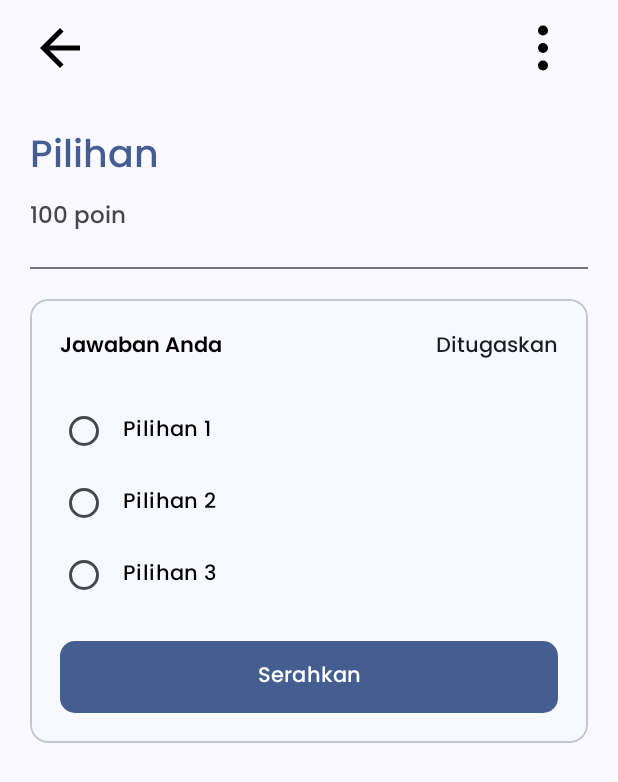
After one commit to Zierch/StudyConnect, an Android app: the layout jawaban_pilihan_dialog.xml on its own in the app's theme, with its tools: preview values and no code run, on a phone screen of 412 x 824 dp. The commit adds this screen. Shown: the top 782 px of the screen. Run offline under Robolectric (Android 15) with nearby library versions, the phone set to English and light mode, and no system bars.

Commit message:
add desain detail_tugas_student.xml dan jawaban_pilihan_dialog.xml

```diff
--- /dev/null
+++ b/app/src/main/res/drawable/baseline_keyboard_arrow_up_24.xml
@@ -0,0 +1,5 @@
+<vector xmlns:android="http://schemas.android.com/apk/res/android" android:height="24dp" android:tint="#000000" android:viewportHeight="24" android:viewportWidth="24" android:width="24dp">
+
+    <path android:fillColor="@android:color/white" android:pathData="M7.41,15.41L12,10.83l4.59,4.58L18,14l-6,-6 -6,6z"/>
+
+</vector>
--- /dev/null
+++ b/app/src/main/res/layout/jawaban_pilihan_dialog.xml
@@ -0,0 +1,150 @@
+<?xml version="1.0" encoding="utf-8"?>
+<androidx.constraintlayout.widget.ConstraintLayout xmlns:android="http://schemas.android.com/apk/res/android"
+    xmlns:app="http://schemas.android.com/apk/res-auto"
+    xmlns:tools="http://schemas.android.com/tools"
+    android:layout_width="match_parent"
+    android:layout_height="match_parent">
+
+    <androidx.appcompat.widget.Toolbar
+        android:id="@+id/toolbar"
+        android:layout_width="match_parent"
+        android:layout_height="wrap_content"
+        android:background="@color/md_theme_background"
+        android:paddingStart="20dp"
+        android:theme="@style/ThemeOverlay.AppCompat.ActionBar"
+        app:layout_constraintEnd_toEndOf="parent"
+        app:layout_constraintStart_toStartOf="parent"
+        app:layout_constraintTop_toTopOf="parent"
+        tools:ignore="RtlSymmetry">
+
+        <ImageView
+            android:layout_width="40dp"
+            android:layout_height="40dp"
+            android:background="@drawable/baseline_arrow_back_24"
+            android:backgroundTint="@color/black"
+            android:contentDescription="@string/back" />
+
+        <ImageView
+            android:id="@+id/settings_esai"
+            android:layout_width="40dp"
+            android:layout_height="40dp"
+            android:layout_gravity="end"
+            android:layout_marginEnd="30dp"
+            android:background="@drawable/ic_more"
+            android:backgroundTint="@color/black"
+            android:contentDescription="@string/text_settings" />
+
+    </androidx.appcompat.widget.Toolbar>
+
+    <TextView
+        android:id="@+id/textView4"
+        android:layout_width="wrap_content"
+        android:layout_height="wrap_content"
+        android:layout_margin="20dp"
+        android:text="@string/text_pilihan"
+        android:textColor="@color/md_theme_primary"
+        android:textSize="25sp"
+        app:layout_constraintStart_toStartOf="parent"
+        app:layout_constraintTop_toBottomOf="@+id/toolbar" />
+
+    <TextView
+        android:id="@+id/textView6"
+        android:layout_width="wrap_content"
+        android:layout_height="wrap_content"
+        android:layout_marginTop="5dp"
+        android:text="@string/text_poin"
+        android:textSize="15sp"
+        app:layout_constraintStart_toStartOf="@+id/textView4"
+        app:layout_constraintTop_toBottomOf="@+id/textView4" />
+
+    <View
+        android:id="@+id/divider1"
+        android:layout_width="match_parent"
+        android:layout_height="1dp"
+        android:layout_margin="20dp"
+        android:background="@color/md_theme_outline"
+        app:layout_constraintEnd_toEndOf="parent"
+        app:layout_constraintStart_toStartOf="parent"
+        app:layout_constraintTop_toBottomOf="@+id/textView6" />
+
+    <com.google.android.material.card.MaterialCardView
+        android:layout_width="match_parent"
+        android:layout_height="wrap_content"
+        android:layout_margin="20dp"
+        app:layout_constraintTop_toBottomOf="@+id/divider1"
+        tools:layout_editor_absoluteX="20dp">
+
+        <androidx.constraintlayout.widget.ConstraintLayout
+            android:layout_width="match_parent"
+            android:layout_height="wrap_content"
+            android:padding="20dp">
+
+            <TextView
+                android:id="@+id/textView7"
+                style="@style/TextSemiBold"
+                android:layout_width="wrap_content"
+                android:layout_height="wrap_content"
+                android:text="@string/text_jawaban"
+                android:textColor="@color/black"
+                app:layout_constraintStart_toStartOf="parent"
+                app:layout_constraintTop_toTopOf="parent" />
+
+            <TextView
+                android:layout_width="wrap_content"
+                android:layout_height="wrap_content"
+                android:text="@string/ditugaskan"
+                android:textColor="@color/md_theme_onSurface"
+                app:layout_constraintEnd_toEndOf="parent"
+                app:layout_constraintTop_toTopOf="parent" />
+
+            <RadioGroup
+                android:id="@+id/radioGroup"
+                android:layout_width="match_parent"
+                android:layout_height="wrap_content"
+                android:layout_marginTop="20dp"
+                app:layout_constraintEnd_toEndOf="parent"
+                app:layout_constraintStart_toStartOf="parent"
+                app:layout_constraintTop_toBottomOf="@+id/textView7">
+
+                <androidx.appcompat.widget.AppCompatRadioButton
+                    android:id="@+id/rb_pilihan1"
+                    android:layout_width="match_parent"
+                    android:layout_height="wrap_content"
+                    android:paddingStart="10dp"
+                    android:text="@string/pilihan_1"
+                    android:textColor="@color/black"
+                    tools:ignore="RtlSymmetry" />
+
+                <androidx.appcompat.widget.AppCompatRadioButton
+                    android:id="@+id/rb_pilihan2"
+                    android:layout_width="match_parent"
+                    android:layout_height="wrap_content"
+                    android:paddingStart="10dp"
+                    android:text="@string/pilihan_2"
+                    android:textColor="@color/black"
+                    tools:ignore="RtlSymmetry" />
+
+                <androidx.appcompat.widget.AppCompatRadioButton
+                    android:id="@+id/rb_pilihan3"
+                    android:layout_width="match_parent"
+                    android:layout_height="wrap_content"
+                    android:paddingStart="10dp"
+                    android:text="@string/pilihan_3"
+                    android:textColor="@color/black"
+                    tools:ignore="RtlSymmetry" />
+            </RadioGroup>
+
+            <com.google.android.material.button.MaterialButton
+                android:id="@+id/btn_submit_pilihan"
+                android:layout_width="match_parent"
+                android:layout_height="wrap_content"
+                android:layout_marginTop="20dp"
+                android:background="@drawable/button"
+                android:text="@string/text_serahkan"
+                android:textAlignment="center"
+                app:layout_constraintEnd_toEndOf="@+id/radioGroup"
+                app:layout_constraintStart_toStartOf="@+id/radioGroup"
+                app:layout_constraintTop_toBottomOf="@+id/radioGroup" />
+        </androidx.constraintlayout.widget.ConstraintLayout>
+    </com.google.android.material.card.MaterialCardView>
+</androidx.constraintlayout.widget.ConstraintLayout>
--- a/app/src/main/res/values/strings.xml
+++ b/app/src/main/res/values/strings.xml
@@ -51,4 +51,10 @@
     <string name="esai">Esai</string>
     <string name="text_jawaban">Jawaban Anda</string>
     <string name="ditugaskan">Ditugaskan</string>
+    <string name="pilihan_1">Pilihan 1</string>
+    <string name="pilihan_2">Pilihan 2</string>
+    <string name="pilihan_3">Pilihan 3</string>
+    <string name="text_pilihan">Pilihan</string>
+    <string name="text_serahkan">Serahkan</string>
+    <string name="swipe_up">Swipe Up</string>
 </resources>
```
Also changed, not shown: app/src/main/res/layout/detail_tugas_student.xml (added, +138 -0 lines).
